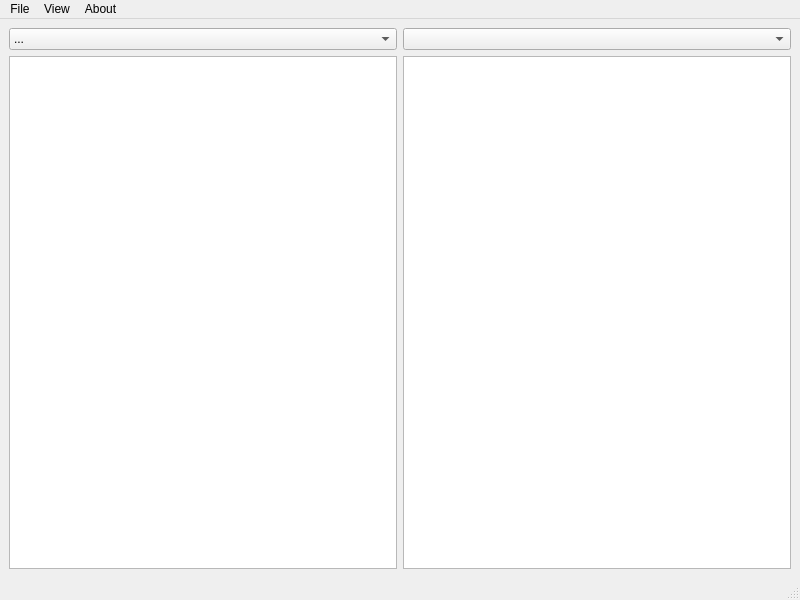
ilou89/PixelGround, file MainWindow.ui: the form before one commit.
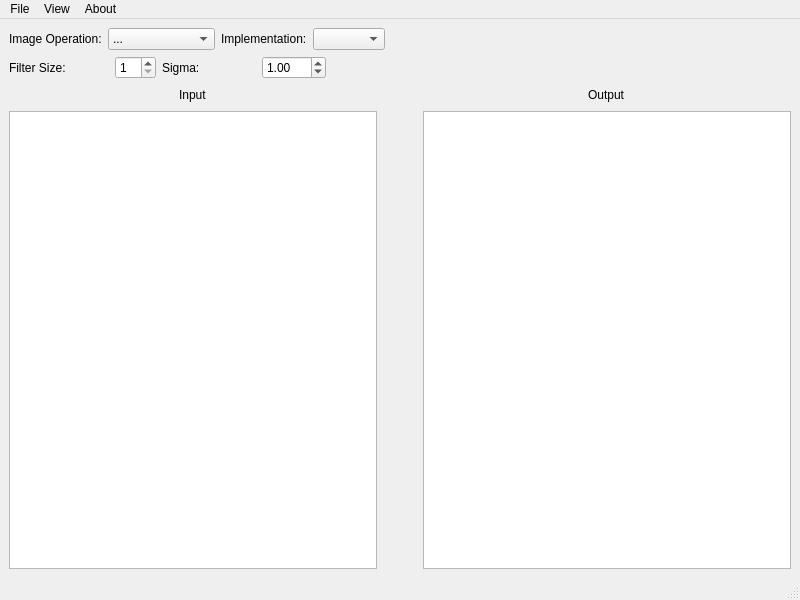
The form after the commit.

Commit message: [u] gaussian blur widgets resizing

```diff
--- a/MainWindow.ui
+++ b/MainWindow.ui
@@ -19,6 +19,19 @@
      <layout class="QVBoxLayout" name="verticalLayout_2">
       <item>
        <layout class="QHBoxLayout" name="horizontalLayout">
+        <item>
+         <widget class="QLabel" name="label_3">
+          <property name="sizePolicy">
+           <sizepolicy hsizetype="Maximum" vsizetype="Preferred">
+            <horstretch>0</horstretch>
+            <verstretch>0</verstretch>
+           </sizepolicy>
+          </property>
+          <property name="text">
+           <string>Image Operation:</string>
+          </property>
+         </widget>
+        </item>
         <item>
          <widget class="QComboBox" name="comboBoxOperation">
           <item>
@@ -33,9 +46,162 @@
           </item>
          </widget>
         </item>
+        <item>
+         <widget class="QLabel" name="label_4">
+          <property name="sizePolicy">
+           <sizepolicy hsizetype="Maximum" vsizetype="Preferred">
+            <horstretch>0</horstretch>
+            <verstretch>0</verstretch>
+           </sizepolicy>
+          </property>
+          <property name="text">
+           <string>Implementation:</string>
+          </property>
+         </widget>
+        </item>
         <item>
          <widget class="QComboBox" name="comboBoxImplementation"/>
         </item>
+        <item>
+         <spacer name="horizontalSpacer_3">
+          <property name="orientation">
+           <enum>Qt::Orientation::Horizontal</enum>
+          </property>
+          <property name="sizeType">
+           <enum>QSizePolicy::Policy::Expanding</enum>
+          </property>
+          <property name="sizeHint" stdset="0">
+           <size>
+            <width>40</width>
+            <height>20</height>
+           </size>
+          </property>
+         </spacer>
+        </item>
+       </layout>
+      </item>
+      <item>
+       <layout class="QHBoxLayout" name="horizontalLayout_4">
+        <item>
+         <widget class="QLabel" name="label_5">
+          <property name="sizePolicy">
+           <sizepolicy hsizetype="Maximum" vsizetype="Preferred">
+            <horstretch>0</horstretch>
+            <verstretch>0</verstretch>
+           </sizepolicy>
+          </property>
+          <property name="text">
+           <string>Filter Size:             </string>
+          </property>
+         </widget>
+        </item>
+        <item>
+         <widget class="QSpinBox" name="spinBoxFilterSize">
+          <property name="sizePolicy">
+           <sizepolicy hsizetype="Preferred" vsizetype="Fixed">
+            <horstretch>0</horstretch>
+            <verstretch>0</verstretch>
+           </sizepolicy>
+          </property>
+          <property name="prefix">
+           <string/>
+          </property>
+          <property name="minimum">
+           <number>1</number>
+          </property>
+          <property name="maximum">
+           <number>51</number>
+          </property>
+          <property name="singleStep">
+           <number>2</number>
+          </property>
+         </widget>
+        </item>
+        <item>
+         <widget class="QLabel" name="label_6">
+          <property name="sizePolicy">
+           <sizepolicy hsizetype="Maximum" vsizetype="Preferred">
+            <horstretch>0</horstretch>
+            <verstretch>0</verstretch>
+           </sizepolicy>
+          </property>
+          <property name="text">
+           <string>Sigma:                 </string>
+          </property>
+         </widget>
+        </item>
+        <item>
+         <widget class="QDoubleSpinBox" name="doubleSpinBoxSigma">
+          <property name="sizePolicy">
+           <sizepolicy hsizetype="Preferred" vsizetype="Fixed">
+            <horstretch>0</horstretch>
+            <verstretch>0</verstretch>
+           </sizepolicy>
+          </property>
+          <property name="prefix">
+           <string/>
+          </property>
+          <property name="maximum">
+           <double>100.000000000000000</double>
+          </property>
+          <property name="singleStep">
+           <double>0.200000000000000</double>
+          </property>
+          <property name="value">
+           <double>1.000000000000000</double>
+          </property>
+         </widget>
+        </item>
+        <item>
+         <spacer name="horizontalSpacer_4">
+          <property name="orientation">
+           <enum>Qt::Orientation::Horizontal</enum>
+          </property>
+          <property name="sizeType">
+           <enum>QSizePolicy::Policy::Expanding</enum>
+          </property>
+          <property name="sizeHint" stdset="0">
+           <size>
+            <width>40</width>
+            <height>20</height>
+           </size>
+          </property>
+         </spacer>
+        </item>
+       </layout>
+      </item>
+      <item>
+       <layout class="QHBoxLayout" name="horizontalLayout_3">
+        <item alignment="Qt::AlignmentFlag::AlignHCenter">
+         <widget class="QLabel" name="label_2">
+          <property name="text">
+           <string>Input</string>
+          </property>
+         </widget>
+        </item>
+        <item>
+         <spacer name="horizontalSpacer">
+          <property name="orientation">
+           <enum>Qt::Orientation::Horizontal</enum>
+          </property>
+          <property name="sizeType">
+           <enum>QSizePolicy::Policy::Maximum</enum>
+          </property>
+          <property name="sizeHint" stdset="0">
+           <size>
+            <width>40</width>
+            <height>20</height>
+           </size>
+          </property>
+         </spacer>
+        </item>
+        <item alignment="Qt::AlignmentFlag::AlignHCenter">
+         <widget class="QLabel" name="label">
+          <property name="text">
+           <string>Output</string>
+          </property>
+         </widget>
+        </item>
        </layout>
       </item>
       <item>
@@ -43,6 +209,22 @@
         <item>
          <widget class="QGraphicsView" name="graphicsViewInput"/>
         </item>
+        <item>
+         <spacer name="horizontalSpacer_2">
+          <property name="orientation">
+           <enum>Qt::Orientation::Horizontal</enum>
+          </property>
+          <property name="sizeType">
+           <enum>QSizePolicy::Policy::Maximum</enum>
+          </property>
+          <property name="sizeHint" stdset="0">
+           <size>
+            <width>40</width>
+            <height>20</height>
+           </size>
+          </property>
+         </spacer>
+        </item>
         <item>
          <widget class="QGraphicsView" name="graphicsViewOutput"/>
         </item>
```
The commit also changes 2 other files.
